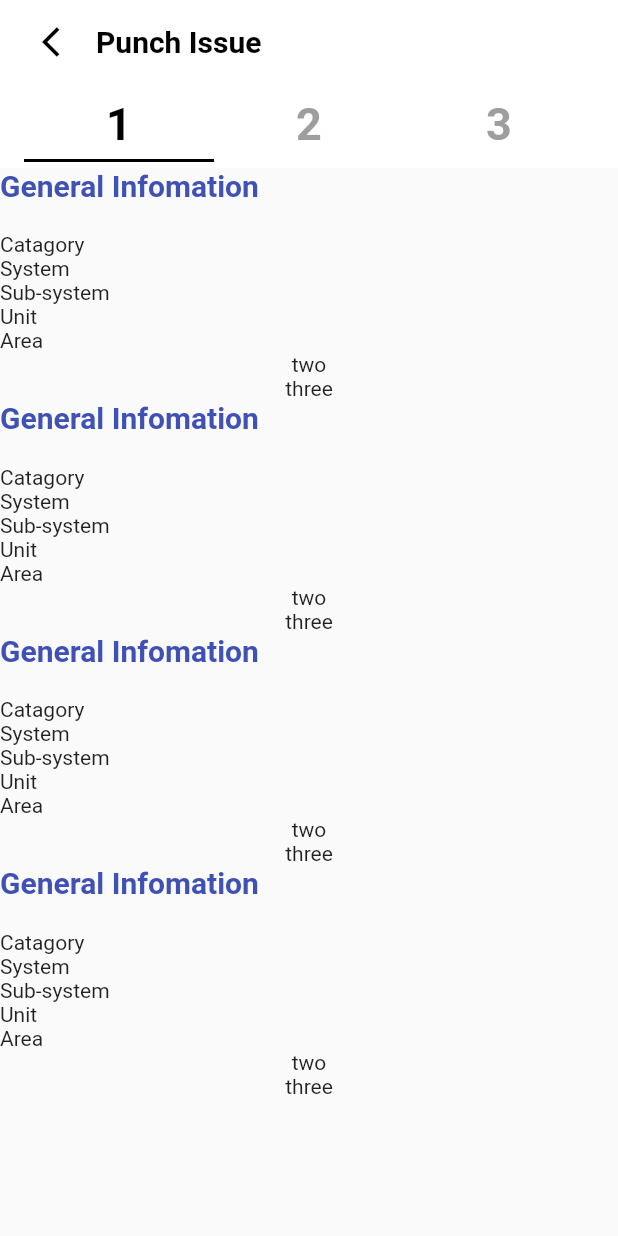
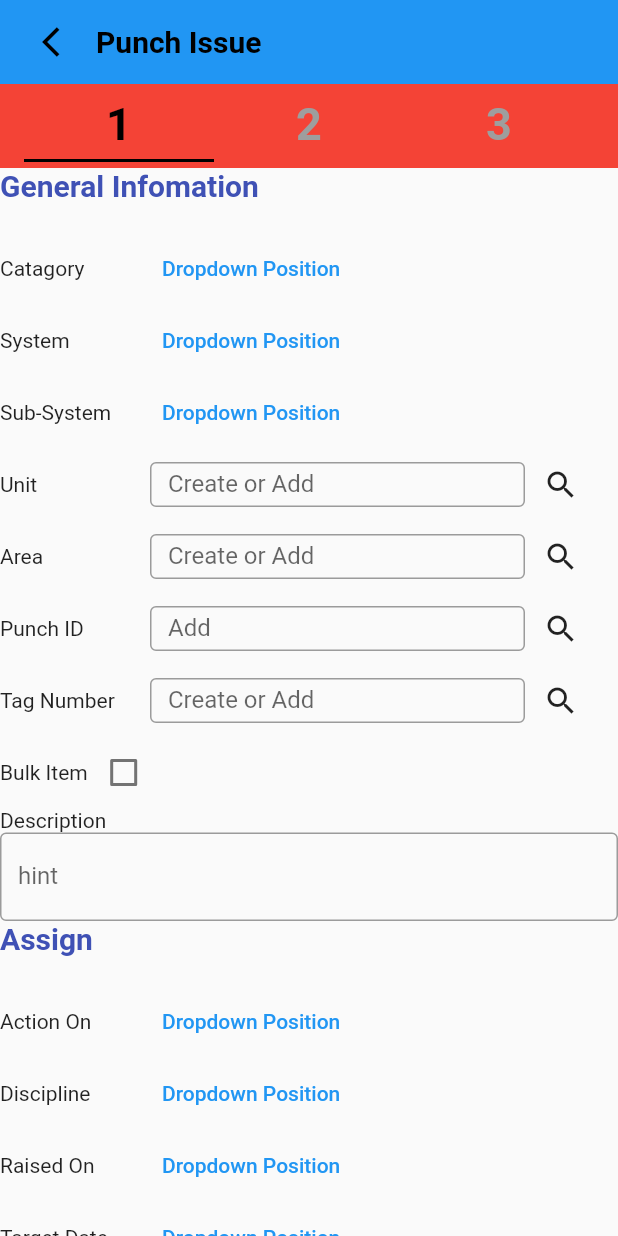
Before and after one commit to leejaehee1/flutter, a Flutter app: the screen it shows after launch, on a phone screen of 412 x 824 dp. Run offline on Flutter 3.47's test engine with Material 2 defaults, Android fonts, the phone set to English and light mode, and no system bars.

Commit message:
edit flutter pages

```diff
--- /dev/null
+++ b/list_view/lib/src/components/sliver_page_one.dart
@@ -0,0 +1,83 @@
+import 'package:flutter/material.dart';
+import 'package:list_view/src/utils/dropbox_text.dart';
+import 'package:list_view/src/utils/textfield_text.dart';
+import 'package:list_view/src/utils/title_text.dart';
+
+class PageOne extends StatefulWidget {
+  const PageOne({Key? key}) : super(key: key);
+
+  @override
+  _PageOneState createState() => _PageOneState();
+}
+
+class _PageOneState extends State<PageOne> {
+  @override
+  Widget build(BuildContext context) {
+    return Column(
+      children: [
+        Row(
+          mainAxisAlignment: MainAxisAlignment.start,
+          children: [
+            TitleText(
+              title: 'General Infomation',
+            ),
+          ],
+        ),
+        SizedBox(
+          height: 20,
+        ),
+        Column(
+          children: [
+            DropboxText(text: 'Catagory'),
+            DropboxText(text: 'System'),
+            DropboxText(text: 'Sub-System'),
+            TextFieldText(text: 'Unit', hint: 'Create or Add'),
+            TextFieldText(text: 'Area', hint: 'Create or Add'),
+            TextFieldText(text: 'Punch ID', hint: 'Add'),
+            TextFieldText(text: 'Tag Number', hint: 'Create or Add'),
+            _bulk(),
+            _description(),
+          ],
+        ),
+      ],
+    );
+  }
+
+  Widget _bulk() {
+    bool _isChecked = false;
+    return Row(
+      children: [
+        SizedBox(
+          child: Text("Bulk Item"),
+        ),
+        Checkbox(
+          checkColor: Colors.black,
+          value: _isChecked,
+          onChanged: (bool? value) {
+            setState(() {
+              _isChecked = value!;
+              TextField();
+            });
+          },
+        ),
+      ],
+    );
+  }
+
+  Widget _description() {
+    return Column(
+      children: [
+        Row(
+          children: [
+            Text("Description"),
+          ],
+        ),
+        TextField(
+            decoration: InputDecoration(
+          border: OutlineInputBorder(),
+          labelText: "hint",
+        )),
+      ],
+    );
+  }
+}
--- /dev/null
+++ b/list_view/lib/src/components/sliver_page_two.dart
@@ -0,0 +1,62 @@
+import 'package:flutter/material.dart';
+import 'package:list_view/src/utils/dropbox_text.dart';
+import 'package:list_view/src/utils/textfield_text.dart';
+import 'package:list_view/src/utils/title_text.dart';
+
+class PageTwo extends StatefulWidget {
+  const PageTwo({Key? key}) : super(key: key);
+
+  @override
+  _PageTwoState createState() => _PageTwoState();
+}
+
+class _PageTwoState extends State<PageTwo> {
+  @override
+  Widget build(BuildContext context) {
+    return Column(
+      children: [
+        Row(
+          mainAxisAlignment: MainAxisAlignment.start,
+          children: [
+            TitleText(
+              title: 'Assign',
+            ),
+          ],
+        ),
+        SizedBox(
+          height: 20,
+        ),
+        Column(
+          children: [
+            DropboxText(text: 'Action On'),
+            DropboxText(text: 'Discipline'),
+            DropboxText(text: 'Raised On'),
+            DropboxText(text: 'Target Date'),
+            TextFieldText(text: 'Keyword', hint: 'Input Keyword'),
+            _switch('Design Change Required'),
+            _switch('Material Required'),
+          ],
+        ),
+      ],
+    );
+  }
+
+  Widget _switch(String text) {
+    bool _isChecked = false;
+    return Row(
+      children: [
+        SizedBox(
+          child: Text(text),
+        ),
+        Switch(
+          value: _isChecked,
+          onChanged: (value) {
+            setState(() {
+              _isChecked = value;
+            });
+          },
+        )
+      ],
+    );
+  }
+}
--- a/list_view/lib/src/sliver_page.dart
+++ b/list_view/lib/src/sliver_page.dart
@@ -1,8 +1,9 @@
-import 'dart:ffi';
-
 import 'package:flutter/material.dart';
 import 'package:list_view/src/components/sliver_appbar.dart';
+import 'package:list_view/src/components/sliver_page_three.dart';
 
+import 'components/sliver_page_one.dart';
+import 'components/sliver_page_two.dart';
 import 'components/sliver_tabbar.dart';
 
 class SliverPage extends StatefulWidget {
@@ -30,130 +31,31 @@ class _SliverPageState extends State<SliverPage> with TickerProviderStateMixin {
             // expandedHeight: 100,
             floating: true,
             pinned: true,
-            backgroundColor: Colors.white,
+            backgroundColor: Colors.blue,
             title: CatalogAppBar(),
           ),
           SliverAppBar(
+            // expandedHeight: 0,
             elevation: 0,
             pinned: true,
             // titleSpacing: 0,
-            backgroundColor: Colors.white,
+            backgroundColor: Colors.red,
             title: CatalogTabBar(
               tabController: _tabController,
               // onTap: ,
             ),
           ),
-          // SliverToBoxAdapter(
-          //   child: Container(
-          //     width: double.infinity,
-          //     height: 60,
-          //     color: Colors.yellow,
-          //     child: Align(
-          //       alignment: Alignment.center,
-          //       child: Text(
-          //         'yellow',
-          //         style: TextStyle(
-          //           fontSize: 20,
-          //           fontWeight: FontWeight.bold,
-          //         ),
-          //       ),
-          //     ),
-          //   ),
-          // ),
           SliverList(
-              delegate: SliverChildBuilderDelegate(
-            (BuildContext context, int idx) {
-              return Container(
-                  child: Column(
-                children: [
-                  _buildA(),
-                  _buildB(),
-                  _buildC(),
-                ],
-              ));
-            },
-            childCount: 4,
-          ))
-        ],
-      ),
-    );
-  }
-
-  Widget _buildA() {
-    return Column(
-      crossAxisAlignment: CrossAxisAlignment.start,
-      children: [
-        // _header(),
-        _texttitle('General Infomation'),
-        SizedBox(
-          height: 20,
-        ),
-        _catalog('Catagory'),
-        _catalog('System'),
-        _catalog('Sub-system'),
-        _catalog('Unit'),
-        _catalog('Area'),
-        Row(
-          children: [],
-        )
-      ],
-    );
-  }
-
-  Widget _buildB() {
-    return Container(
-      child: Text('two'),
-    );
-  }
-
-  Widget _buildC() {
-    return Container(
-      child: Text('three'),
-    );
-  }
-
-  Widget _header() {
-    return Container(
-      padding: const EdgeInsets.all(15),
-      child: Row(
-        mainAxisAlignment: MainAxisAlignment.spaceBetween,
-        children: [
-          Row(
-            children: [
-              Icon(
-                Icons.arrow_back_ios,
-                color: Colors.black,
-              ),
-              Text(
-                'Punch Issue',
-                style: TextStyle(fontSize: 20, color: Colors.black),
-              ),
-            ],
+            delegate: SliverChildListDelegate(
+              [
+                PageOne(),
+                PageTwo(),
+                PageThree(),
+              ],
+            ),
           ),
         ],
       ),
     );
   }
-
-  Widget _texttitle(String title) {
-    return Text(
-      title,
-      style: TextStyle(
-        fontSize: 20,
-        fontWeight: FontWeight.bold,
-        color: Colors.indigo,
-      ),
-    );
-  }
-
-  Widget _catalog(String title) {
-    return Row(
-      children: [
-        SizedBox(
-          width: 100,
-          child: Text(title),
-        ),
-      ],
-    );
-  }
 }
--- /dev/null
+++ b/list_view/lib/src/utils/dropbox_text.dart
@@ -0,0 +1,20 @@
+import 'package:flutter/material.dart';
+
+class DropboxText extends StatelessWidget {
+  String text;
+
+  DropboxText({Key? key, required this.text}) : super(key: key);
+
+  @override
+  Widget build(BuildContext context) {
+    return Row(
+      children: [
+        SizedBox(
+          width: 100,
+          child: Text(text),
+        ),
+        TextButton(onPressed: () {}, child: Text('Dropdown Position')),
+      ],
+    );
+  }
+}
--- /dev/null
+++ b/list_view/lib/src/utils/textfield_text.dart
@@ -0,0 +1,28 @@
+import 'package:flutter/material.dart';
+
+class TextFieldText extends StatelessWidget {
+  String text;
+  String hint;
+
+  TextFieldText({Key? key, required this.text, required this.hint})
+      : super(key: key);
+
+  @override
+  Widget build(BuildContext context) {
+    return Row(
+      children: [
+        SizedBox(width: 100, child: Text(text)),
+        SizedBox(
+          width: 250,
+          height: 30,
+          child: TextField(
+              decoration: InputDecoration(
+            border: OutlineInputBorder(),
+            labelText: hint,
+          )),
+        ),
+        IconButton(onPressed: () {}, icon: const Icon(Icons.search)),
+      ],
+    );
+  }
+}
--- /dev/null
+++ b/list_view/lib/src/utils/title_text.dart
@@ -0,0 +1,19 @@
+import 'package:flutter/material.dart';
+
+class TitleText extends StatelessWidget {
+  String title;
+
+  TitleText({Key? key, required this.title}) : super(key: key);
+
+  @override
+  Widget build(BuildContext context) {
+    return Text(
+      title,
+      style: TextStyle(
+        fontSize: 20,
+        fontWeight: FontWeight.bold,
+        color: Colors.indigo,
+      ),
+    );
+  }
+}
```
Also changed, not shown: list_view/lib/src/components/sliver_page_three.dart (added, +62 -0 lines), list_view/lib/src/copy/sliver_page.dart (added, +157 -0 lines).
